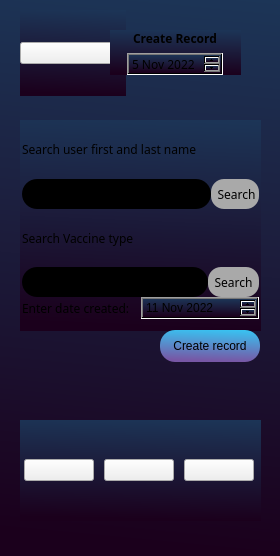
First picture: the form in MyCovidRecord/createrecord.ui, repository gagabon501/cs106-2, before the edit.
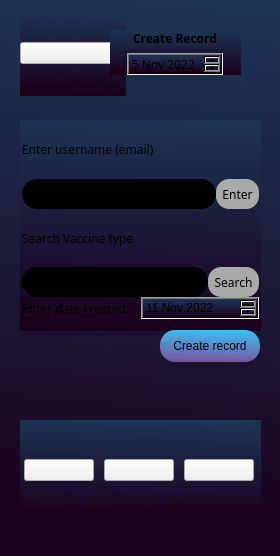
Second picture: the form after the edit. Icons and pictures are not drawn.

Commit message: changed to enter username (email)

```diff
--- a/MyCovidRecord/createrecord.ui
+++ b/MyCovidRecord/createrecord.ui
@@ -237,7 +237,7 @@
         <string notr="true">background-color: none;</string>
        </property>
        <property name="text">
-        <string>Search user first and last name</string>
+        <string>Enter username (email)</string>
        </property>
        <property name="margin">
         <number>6</number>
@@ -287,7 +287,7 @@
 </string>
          </property>
          <property name="text">
-          <string>  Search </string>
+          <string>  Enter  </string>
          </property>
         </widget>
        </item>
```
